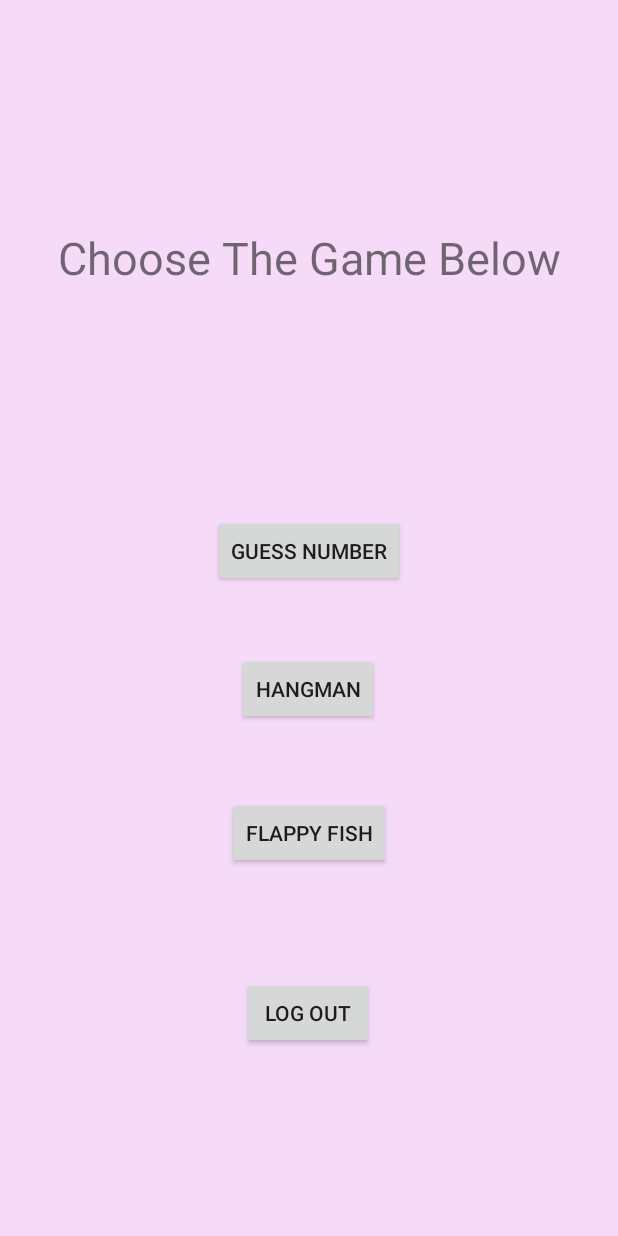
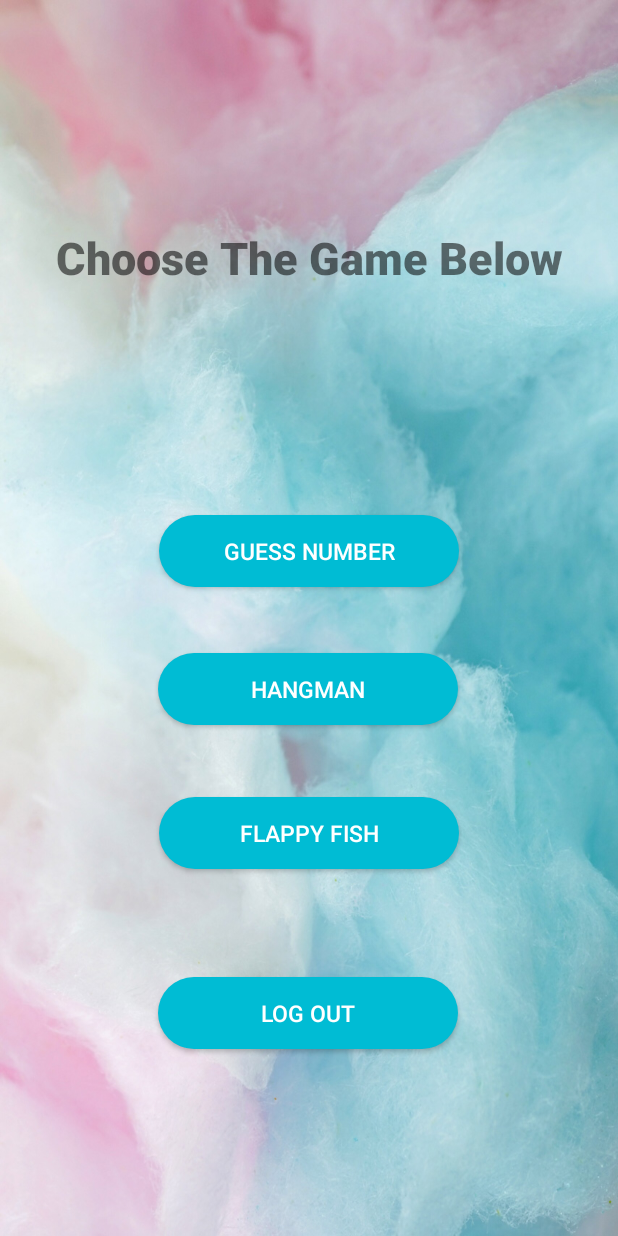
Before and after one commit to chouche9/ClassicMiniGames, an Android app: the GameMain screen opened directly, with no data from a screen before it, on a phone screen of 412 x 824 dp. Run offline under Robolectric (Android 15) with nearby library versions, the phone set to English and light mode, and no system bars.

Commit message:
Edit the UI of the main page game

```diff
--- a/phase1/app/src/main/res/layout/activity_game_main.xml
+++ b/phase1/app/src/main/res/layout/activity_game_main.xml
@@ -5,12 +5,12 @@
     android:layout_width="match_parent"
     android:layout_height="match_parent"
     tools:context=".GameMain"
-    android:background="@color/pink"
+    android:background="@drawable/login_background"
     >
 
     <Button
         android:id="@+id/guessNum"
-        android:layout_width="wrap_content"
+        android:layout_width="200dp"
         android:layout_height="wrap_content"
         android:layout_marginTop="100dp"
         android:text="Guess Number"
@@ -18,11 +18,14 @@
         app:layout_constraintEnd_toEndOf="parent"
         app:layout_constraintStart_toStartOf="parent"
         app:layout_constraintTop_toTopOf="parent"
-        app:layout_constraintVertical_bias="0.36" />
+        app:layout_constraintVertical_bias="0.36"
+        android:background="@drawable/round_background"
+        android:textColor="@color/white"
+        android:textSize="15dp"/>
 
     <Button
         android:id="@+id/hangMan"
-        android:layout_width="wrap_content"
+        android:layout_width="200dp"
         android:layout_height="wrap_content"
         android:layout_marginTop="44dp"
         android:text="HangMan"
@@ -30,39 +33,51 @@
         app:layout_constraintHorizontal_bias="0.498"
         app:layout_constraintStart_toStartOf="parent"
         app:layout_constraintTop_toBottomOf="@+id/guessNum"
+        android:background="@drawable/round_background"
+        android:textColor="@color/white"
+        android:textSize="15dp"
         />
 
     <Button
         android:id="@+id/flappyFish"
-        android:layout_width="wrap_content"
+        android:layout_width="200dp"
         android:layout_height="wrap_content"
         android:layout_marginTop="48dp"
         android:text="Flappy Fish"
         app:layout_constraintEnd_toEndOf="parent"
         app:layout_constraintHorizontal_bias="0.501"
         app:layout_constraintStart_toStartOf="parent"
-        app:layout_constraintTop_toBottomOf="@+id/hangMan" />
+        app:layout_constraintTop_toBottomOf="@+id/hangMan"
+        android:background="@drawable/round_background"
+        android:textColor="@color/white"
+        android:textSize="15dp"
+        />
 
     <Button
         android:id="@+id/logout"
-        android:layout_width="wrap_content"
+        android:layout_width="200dp"
         android:layout_height="wrap_content"
         android:layout_marginTop="72dp"
         android:text="Log out"
         app:layout_constraintEnd_toEndOf="parent"
         app:layout_constraintHorizontal_bias="0.498"
         app:layout_constraintStart_toStartOf="parent"
-        app:layout_constraintTop_toBottomOf="@+id/flappyFish" />
+        app:layout_constraintTop_toBottomOf="@+id/flappyFish"
+        android:background="@drawable/round_background"
+        android:textColor="@color/white"
+        android:textSize="15dp"
+        />
 
     <TextView
         android:id="@+id/textView2"
         android:layout_width="wrap_content"
         android:layout_height="wrap_content"
         android:text="Choose The Game Below"
+        android:textSize="30sp"
+        app:fontFamily="sans-serif-black"
         app:layout_constraintBottom_toTopOf="@+id/guessNum"
         app:layout_constraintEnd_toEndOf="parent"
         app:layout_constraintStart_toStartOf="parent"
-        app:layout_constraintTop_toTopOf="parent"
-        android:textSize="30sp"/>
+        app:layout_constraintTop_toTopOf="parent" />
 
 </androidx.constraintlayout.widget.ConstraintLayout>
```
